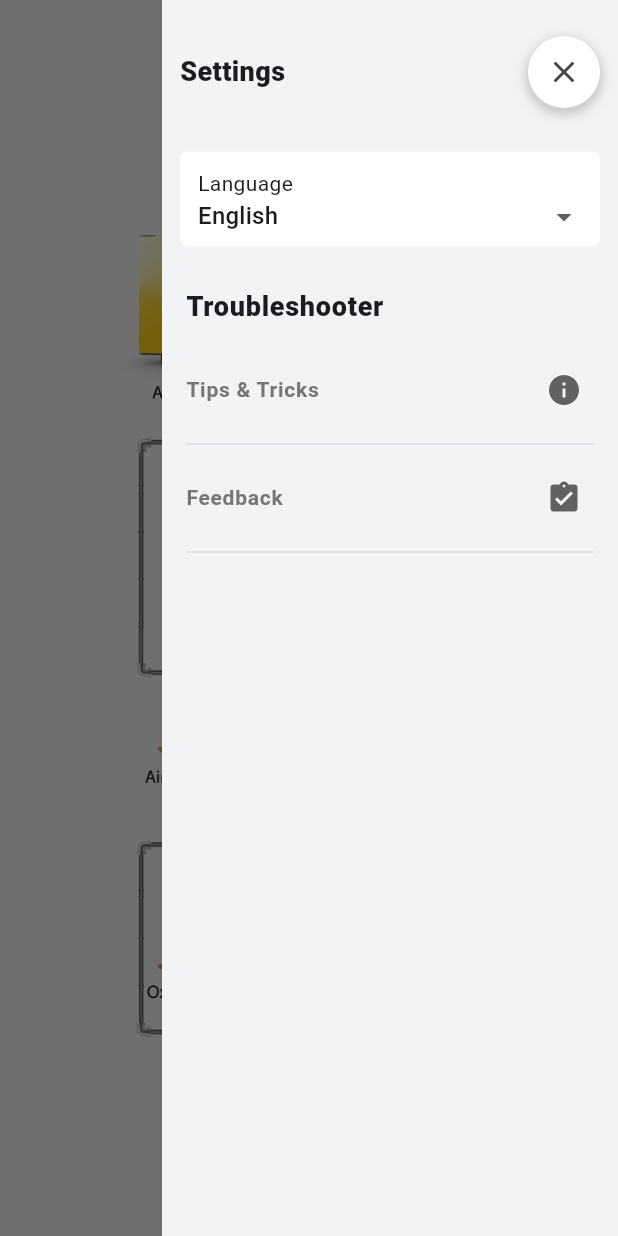
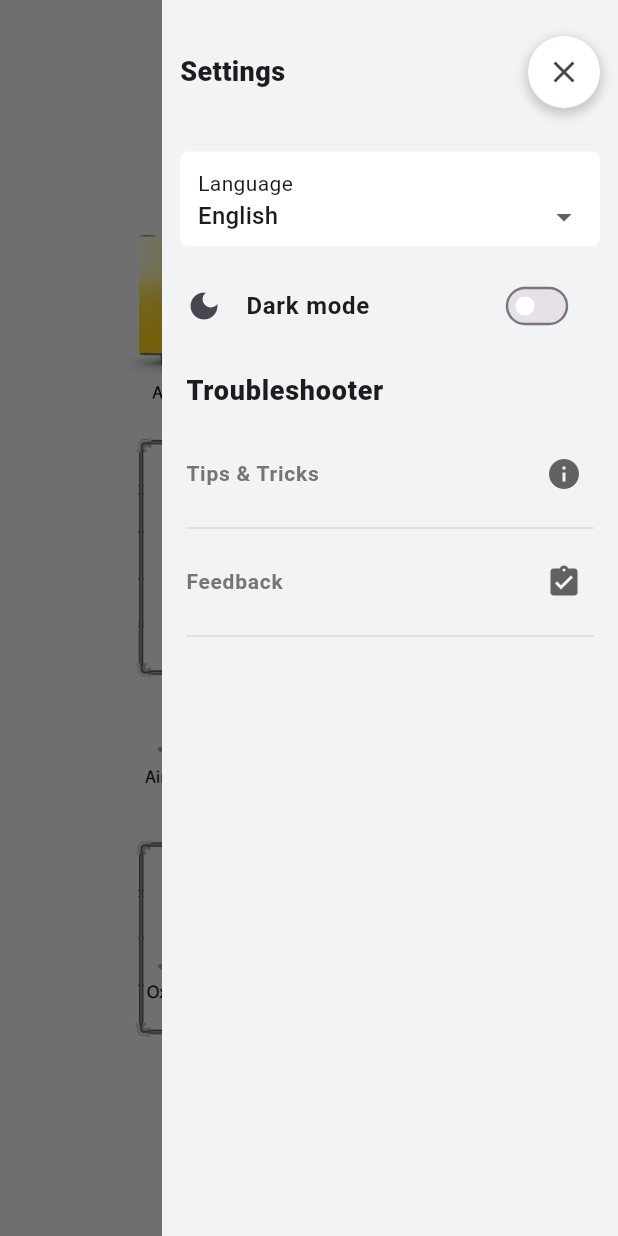
Before and after one commit to zeeshanhaider5121472/haiderWebApp, a Flutter app: the screen it shows after launch, with the side drawer open, on a phone screen of 412 x 824 dp. Run offline on Flutter 3.47's test engine with Material 3 defaults, Android fonts, the phone set to English and light mode, and no system bars; our stand-ins replace go_router, stacked; project files that could hold a hidden picture were left out.

Commit message:
minor issues

```diff
--- a/lib/reusable_widgets/sidemenu/sidemenu_vu.dart
+++ b/lib/reusable_widgets/sidemenu/sidemenu_vu.dart
@@ -67,34 +67,34 @@ class GenericDrawerVU extends StackedView<GenericDrawerVM> {
           ),
           SizedBox(width: 70, height: 80, child: DropdownLanguage()),
 
-          // ListTile(
-          //   leading: const Icon(Icons.dark_mode),
-          //   trailing: Row(
-          //     mainAxisAlignment: MainAxisAlignment.start,
-          //     mainAxisSize: MainAxisSize.min,
-          //     children: [
-          //       Transform.scale(
-          //         scale: 0.8,
-          //         child: Switch(
-          //           // inactiveThumbColor: Colors.amber,
-          //           thumbColor: MaterialStateProperty.all(
-          //               const Color.fromARGB(255, 255, 255, 255)),
-          //           activeTrackColor: const Color(0xffb6000f),
-          //           value: isSwitched,
-          //           onChanged: (value) {
-          //             isSwitched = !isSwitched;
-          //             viewModel.notifyListeners();
-          //             viewModel.toggleTheme(themeProvider);
-          //           },
-          //         ),
-          //       ),
-          //     ],
-          //   ),
-          //   title: const Text(
-          //     'Dark mode',
-          //     style: TextStyle(fontWeight: FontWeight.bold),
-          //   ),
-          // ),
+          ListTile(
+            leading: const Icon(Icons.dark_mode),
+            trailing: Row(
+              mainAxisAlignment: MainAxisAlignment.start,
+              mainAxisSize: MainAxisSize.min,
+              children: [
+                Transform.scale(
+                  scale: 0.8,
+                  child: Switch(
+                    // inactiveThumbColor: Colors.amber,
+                    thumbColor: MaterialStateProperty.all(
+                        const Color.fromARGB(255, 255, 255, 255)),
+                    activeTrackColor: const Color(0xffb6000f),
+                    value: isSwitched,
+                    onChanged: (value) {
+                      isSwitched = !isSwitched;
+                      viewModel.notifyListeners();
+                      viewModel.toggleTheme(themeProvider);
+                    },
+                  ),
+                ),
+              ],
+            ),
+            title: const Text(
+              'Dark mode',
+              style: TextStyle(fontWeight: FontWeight.bold),
+            ),
+          ),
 
           const ListTile(
             title: Text(
```
